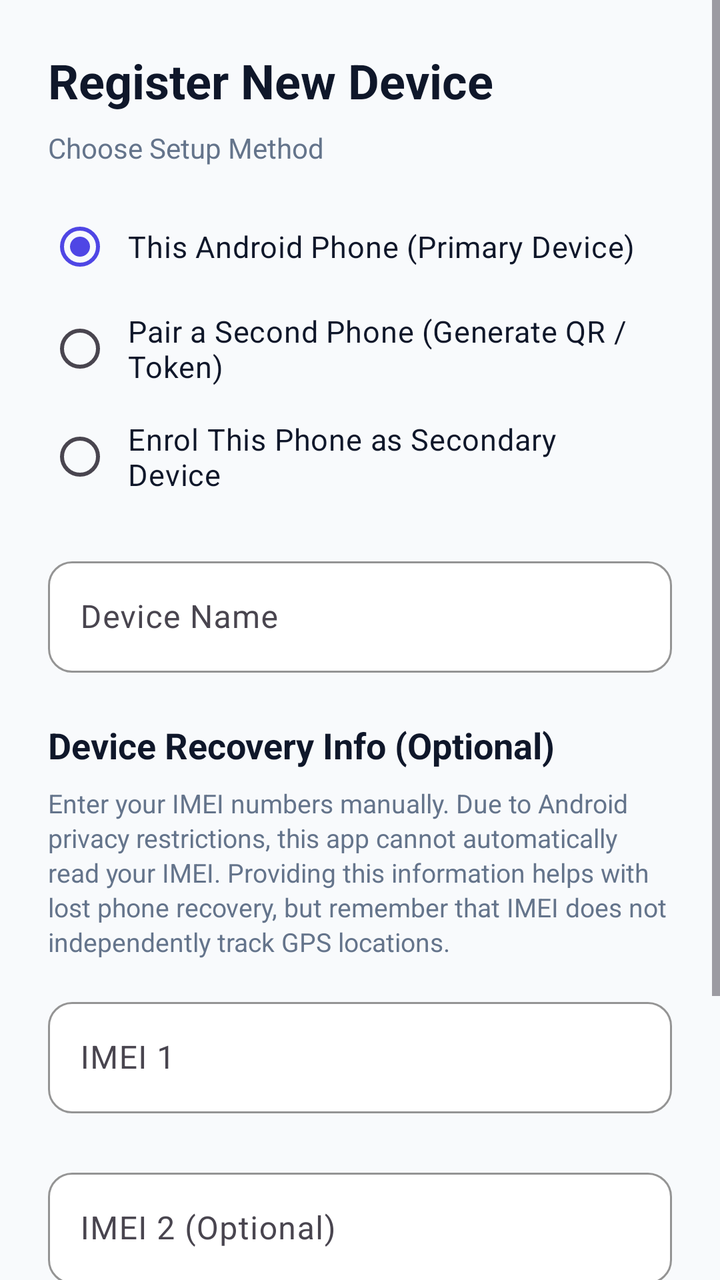
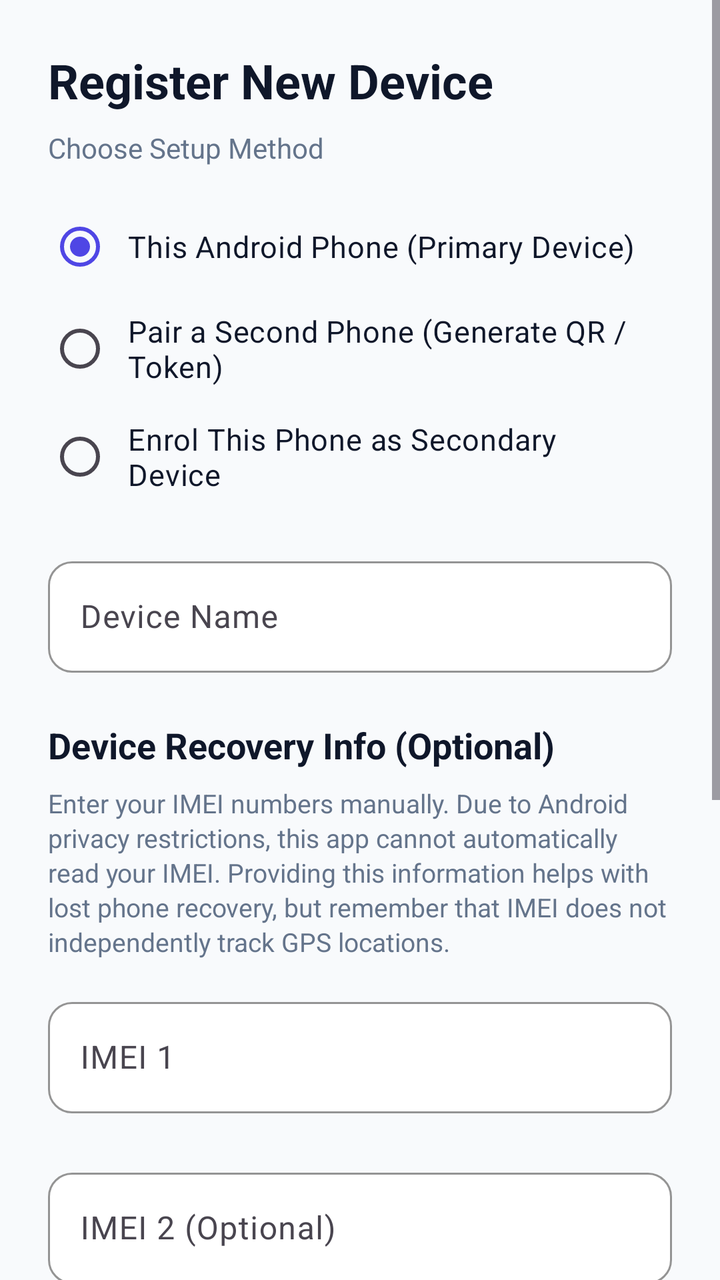

Two renders of the same Android screen: before a commit and after it. Below are the layout's source before the change and the commit's diff.
<!-- AndroidManifest.xml: application theme Theme.SecureTrack -->
<!-- res/layout/activity_device_registration.xml -->
<?xml version="1.0" encoding="utf-8"?>
<ScrollView xmlns:android="http://schemas.android.com/apk/res/android"
    xmlns:app="http://schemas.android.com/apk/res-auto"
    android:layout_width="match_parent"
    android:layout_height="match_parent"
    android:background="@color/bg_app"
    android:fillViewport="true">

    <LinearLayout
        android:layout_width="match_parent"
        android:layout_height="wrap_content"
        android:orientation="vertical"
        android:padding="24dp"
        android:paddingBottom="48dp"
        android:clipToPadding="false">

        <TextView
            android:layout_width="wrap_content"
            android:layout_height="wrap_content"
            android:text="@string/register_new_device"
            android:textColor="@color/primary_navy"
            android:textSize="24sp"
            android:textStyle="bold" />

        <TextView
            android:layout_width="wrap_content"
            android:layout_height="wrap_content"
            android:layout_marginTop="8dp"
            android:text="@string/setup_method"
            android:textColor="@color/text_secondary"
            android:textSize="14sp" />

        
        <RadioGroup
            android:id="@+id/rg_setup_method"
            android:layout_width="match_parent"
            android:layout_height="wrap_content"
            android:layout_marginTop="16dp">

            <RadioButton
                android:id="@+id/rb_this_phone"
                android:layout_width="match_parent"
                android:layout_height="wrap_content"
                android:checked="true"
                android:padding="8dp"
                android:text="@string/this_phone"
                android:textColor="@color/text_primary"
                android:textSize="15sp" />

            <RadioButton
                android:id="@+id/rb_generate_invitation"
                android:layout_width="match_parent"
                android:layout_height="wrap_content"
                android:padding="8dp"
                android:text="@string/pair_second_phone"
                android:textColor="@color/text_primary"
                android:textSize="15sp" />

            <RadioButton
                android:id="@+id/rb_enrol_device"
                android:layout_width="match_parent"
                android:layout_height="wrap_content"
                android:padding="8dp"
                android:text="@string/enrol_as_secondary"
                android:textColor="@color/text_primary"
                android:textSize="15sp" />
        </RadioGroup>

        
        <LinearLayout
            android:id="@+id/layout_primary_registration"
            android:layout_width="match_parent"
            android:layout_height="wrap_content"
            android:orientation="vertical"
            android:visibility="visible">

            <com.google.android.material.textfield.TextInputLayout
                android:id="@+id/til_device_name"
                android:layout_width="match_parent"
                android:layout_height="wrap_content"
                android:layout_marginTop="20dp"
                android:hint="@string/device_name"
                app:boxBackgroundColor="@color/input_bg"
                app:boxBackgroundMode="outline"
                app:hintTextColor="@color/input_label"
                app:boxCornerRadiusBottomEnd="12dp"
                app:boxCornerRadiusBottomStart="12dp"
                app:boxCornerRadiusTopEnd="12dp"
                app:boxCornerRadiusTopStart="12dp">

                <com.google.android.material.textfield.TextInputEditText
                    android:id="@+id/et_device_name"
                    android:layout_width="match_parent"
                    android:layout_height="wrap_content"
                    android:textColor="@color/input_text"
                    android:textColorHint="@color/input_hint"
                    android:textCursorDrawable="@null" />
            </com.google.android.material.textfield.TextInputLayout>

            <TextView
                android:layout_width="match_parent"
                android:layout_height="wrap_content"
                android:layout_marginTop="24dp"
                android:text="@string/recovery_info_title"
                android:textColor="@color/primary_navy"
                android:textSize="18sp"
                android:textStyle="bold" />

            <TextView
                android:layout_width="match_parent"
                android:layout_height="wrap_content"
                android:layout_marginTop="8dp"
                android:text="@string/recovery_info_desc"
                android:textColor="@color/text_secondary"
                android:textSize="13sp"
                android:lineSpacingExtra="2dp" />

            <com.google.android.material.textfield.TextInputLayout
                android:id="@+id/til_imei1"
                android:layout_width="match_parent"
                android:layout_height="wrap_content"
                android:layout_marginTop="16dp"
                android:hint="@string/imei1_hint"
                app:errorEnabled="true"
                app:boxBackgroundColor="@color/input_bg"
                app:boxBackgroundMode="outline"
                app:hintTextColor="@color/input_label"
                app:boxCornerRadiusBottomEnd="12dp"
                app:boxCornerRadiusBottomStart="12dp"
                app:boxCornerRadiusTopEnd="12dp"
                app:boxCornerRadiusTopStart="12dp">
                <com.google.android.material.textfield.TextInputEditText
                    android:id="@+id/et_imei1"
                    android:layout_width="match_parent"
                    android:layout_height="wrap_content"
                    android:inputType="number"
                    android:imeOptions="actionNext"
                    android:maxLength="15"
                    android:textColor="@color/input_text"
                    android:textColorHint="@color/input_hint"
                    android:textCursorDrawable="@null" />
            </com.google.android.material.textfield.TextInputLayout>

            <com.google.android.material.textfield.TextInputLayout
                android:id="@+id/til_imei2"
                android:layout_width="match_parent"
                android:layout_height="wrap_content"
                android:layout_marginTop="4dp"
                android:hint="@string/imei2_hint"
                app:errorEnabled="true"
                app:boxBackgroundColor="@color/input_bg"
                app:boxBackgroundMode="outline"
                app:hintTextColor="@color/input_label"
                app:boxCornerRadiusBottomEnd="12dp"
                app:boxCornerRadiusBottomStart="12dp"
                app:boxCornerRadiusTopEnd="12dp"
                app:boxCornerRadiusTopStart="12dp">
                <com.google.android.material.textfield.TextInputEditText
                    android:id="@+id/et_imei2"
                    android:layout_width="match_parent"
                    android:layout_height="wrap_content"
                    android:inputType="number"
                    android:imeOptions="actionDone"
                    android:maxLength="15"
                    android:textColor="@color/input_text"
                    android:textColorHint="@color/input_hint"
                    android:textCursorDrawable="@null" />
            </com.google.android.material.textfield.TextInputLayout>

            <CheckBox
                android:id="@+id/cb_imei_consent"
                android:layout_width="match_parent"
                android:layout_height="wrap_content"
                android:layout_marginTop="8dp"
                android:minHeight="48dp"
                android:text="@string/imei_consent_text"
                android:textColor="@color/text_secondary"
                android:textSize="13sp" />

            <Button
                android:id="@+id/btn_complete_registration"
                android:layout_width="match_parent"
                android:layout_height="56dp"
                android:layout_marginTop="24dp"
                android:background="@drawable/bg_primary_button"
                android:text="@string/complete_registration"
                android:textColor="@color/white"
                android:textSize="16sp"
                android:textStyle="bold"
                app:backgroundTint="@null" />
        </LinearLayout>

        
        <LinearLayout
            android:id="@+id/layout_generate_invitation"
            android:layout_width="match_parent"
            android:layout_height="wrap_content"
            android:orientation="vertical"
            android:visibility="gone">

            <Button
                android:id="@+id/btn_create_invitation"
                android:layout_width="match_parent"
                android:layout_height="52dp"
                android:layout_marginTop="16dp"
                android:background="@drawable/bg_primary_button"
                android:text="Generate 256-Bit Invitation"
                android:textColor="@color/white"
                android:textStyle="bold"
                app:backgroundTint="@null" />

            
            <LinearLayout
                android:id="@+id/card_invitation_display"
                android:layout_width="match_parent"
                android:layout_height="wrap_content"
                android:layout_marginTop="16dp"
                android:orientation="vertical"
                android:padding="16dp"
                android:background="@color/card_bg"
                android:visibility="gone">

                <TextView
                    android:id="@+id/tv_countdown"
                    android:layout_width="match_parent"
                    android:layout_height="wrap_content"
                    android:text="Invitation expires in: 10:00"
                    android:textColor="@color/primary_navy"
                    android:textSize="13sp"
                    android:textStyle="bold"
                    android:gravity="center" />

                <ImageView
                    android:id="@+id/iv_qr_code"
                    android:layout_width="220dp"
                    android:layout_height="220dp"
                    android:layout_gravity="center_horizontal"
                    android:layout_marginTop="12dp"
                    android:contentDescription="Pairing QR Code" />

                <TextView
                    android:layout_width="match_parent"
                    android:layout_height="wrap_content"
                    android:layout_marginTop="12dp"
                    android:text="256-Bit Pairing Token (Manual Entry):"
                    android:textColor="@color/text_secondary"
                    android:textSize="12sp"
                    android:textStyle="bold" />

                <TextView
                    android:id="@+id/tv_pairing_token"
                    android:layout_width="match_parent"
                    android:layout_height="wrap_content"
                    android:layout_marginTop="4dp"
                    android:padding="8dp"
                    android:background="@color/input_bg"
                    android:fontFamily="monospace"
                    android:textColor="@color/primary_navy"
                    android:textSize="11sp"
                    android:textIsSelectable="true" />

                <Button
                    android:id="@+id/btn_copy_token"
                    android:layout_width="wrap_content"
                    android:layout_height="wrap_content"
                    android:layout_gravity="center_horizontal"
                    android:layout_marginTop="8dp"
                    android:background="@drawable/bg_secondary_button"
                    android:text="@string/copy_token"
                    android:textColor="@color/primary_blue"
                    app:backgroundTint="@null" />

                
                <LinearLayout
                    android:id="@+id/layout_pending_approval"
                    android:layout_width="match_parent"
                    android:layout_height="wrap_content"
                    android:layout_marginTop="16dp"
                    android:orientation="vertical"
                    android:padding="12dp"
                    android:background="@color/bg_app"
                    android:visibility="gone">

                    <TextView
                        android:layout_width="wrap_content"
                        android:layout_height="wrap_content"
                        android:text="New Device Pairing Request!"
                        android:textColor="@color/primary_navy"
                        android:textSize="14sp"
                        android:textStyle="bold" />

                    <TextView
                        android:id="@+id/tv_pending_device_info"
                        android:layout_width="match_parent"
                        android:layout_height="wrap_content"
                        android:layout_marginTop="4dp"
                        android:textColor="@color/text_primary"
                        android:textSize="13sp" />

                    <LinearLayout
                        android:layout_width="match_parent"
                        android:layout_height="wrap_content"
                        android:layout_marginTop="8dp"
                        android:orientation="horizontal">

                        <Button
                            android:id="@+id/btn_approve_device"
                            android:layout_width="0dp"
                            android:layout_height="44dp"
                            android:layout_weight="1"
                            android:layout_marginEnd="4dp"
                            android:background="@drawable/bg_primary_button"
                            android:text="@string/approve_device"
                            android:textColor="@color/white"
                            app:backgroundTint="@null" />

                        <Button
                            android:id="@+id/btn_reject_device"
                            android:layout_width="0dp"
                            android:layout_height="44dp"
                            android:layout_weight="1"
                            android:layout_marginStart="4dp"
                            android:background="@drawable/bg_secondary_button"
                            android:text="@string/reject_device"
                            android:textColor="@color/primary_blue"
                            app:backgroundTint="@null" />
                    </LinearLayout>
                </LinearLayout>
            </LinearLayout>
        </LinearLayout>

        
        <LinearLayout
            android:id="@+id/layout_enrol_secondary"
            android:layout_width="match_parent"
            android:layout_height="wrap_content"
            android:orientation="vertical"
            android:visibility="gone">

            <Button
                android:id="@+id/btn_scan_qr"
                android:layout_width="match_parent"
                android:layout_height="52dp"
                android:layout_marginTop="16dp"
                android:background="@drawable/bg_secondary_button"
                android:text="@string/scan_qr_code"
                android:textColor="@color/primary_blue"
                android:textStyle="bold"
                app:backgroundTint="@null" />

            <TextView
                android:layout_width="match_parent"
                android:layout_height="wrap_content"
                android:layout_marginTop="16dp"
                android:gravity="center"
                android:text="— OR ENTER TOKEN MANUALLY —"
                android:textColor="@color/text_secondary"
                android:textSize="12sp"
                android:textStyle="bold" />

            <com.google.android.material.textfield.TextInputLayout
                android:id="@+id/til_secondary_device_name"
                android:layout_width="match_parent"
                android:layout_height="wrap_content"
                android:layout_marginTop="12dp"
                android:hint="@string/device_name"
                app:boxBackgroundColor="@color/input_bg"
                app:boxBackgroundMode="outline"
                app:hintTextColor="@color/input_label"
                app:boxCornerRadiusBottomEnd="12dp"
                app:boxCornerRadiusBottomStart="12dp"
                app:boxCornerRadiusTopEnd="12dp"
                app:boxCornerRadiusTopStart="12dp">

                <com.google.android.material.textfield.TextInputEditText
                    android:id="@+id/et_secondary_device_name"
                    android:layout_width="match_parent"
                    android:layout_height="wrap_content"
                    android:textColor="@color/input_text"
                    android:textColorHint="@color/input_hint"
                    android:textCursorDrawable="@null" />
            </com.google.android.material.textfield.TextInputLayout>

            <com.google.android.material.textfield.TextInputLayout
                android:id="@+id/til_manual_token"
                android:layout_width="match_parent"
                android:layout_height="wrap_content"
                android:layout_marginTop="12dp"
                android:hint="@string/pair_token_hint"
                app:boxBackgroundColor="@color/input_bg"
                app:boxBackgroundMode="outline"
                app:hintTextColor="@color/input_label"
                app:boxCornerRadiusBottomEnd="12dp"
                app:boxCornerRadiusBottomStart="12dp"
                app:boxCornerRadiusTopEnd="12dp"
                app:boxCornerRadiusTopStart="12dp">

                <com.google.android.material.textfield.TextInputEditText
                    android:id="@+id/et_manual_token"
                    android:layout_width="match_parent"
                    android:layout_height="wrap_content"
                    android:fontFamily="monospace"
                    android:lines="2"
                    android:textColor="@color/input_text"
                    android:textColorHint="@color/input_hint"
                    android:textSize="12sp" />
            </com.google.android.material.textfield.TextInputLayout>

            <Button
                android:id="@+id/btn_submit_claim"
                android:layout_width="match_parent"
                android:layout_height="56dp"
                android:layout_marginTop="16dp"
                android:background="@drawable/bg_primary_button"
                android:text="Submit Pairing Claim"
                android:textColor="@color/white"
                android:textSize="16sp"
                android:textStyle="bold"
                app:backgroundTint="@null" />

            
            <LinearLayout
                android:id="@+id/layout_claim_progress"
                android:layout_width="match_parent"
                android:layout_height="wrap_content"
                android:layout_marginTop="16dp"
                android:orientation="horizontal"
                android:gravity="center"
                android:padding="12dp"
                android:background="@color/card_bg"
                android:visibility="gone">

                <ProgressBar
                    android:layout_width="24dp"
                    android:layout_height="24dp"
                    android:layout_marginEnd="8dp" />

                <TextView
                    android:id="@+id/tv_claim_status"
                    android:layout_width="wrap_content"
                    android:layout_height="wrap_content"
                    android:text="@string/waiting_owner_approval"
                    android:textColor="@color/primary_navy"
                    android:textSize="13sp"
                    android:textStyle="bold" />
            </LinearLayout>
        </LinearLayout>

    </LinearLayout>
</ScrollView>
<!-- resources referenced by this layout -->
<resources>
  <color name="bg_app">#F8FAFC</color>
  <color name="card_bg">#FFFFFF</color>
  <color name="input_bg">#FFFFFF</color>
  <color name="input_hint">#94A3B8</color>
  <color name="input_label">#475569</color>
  <color name="input_text">#0F172A</color>
  <color name="primary_blue">#4F46E5</color>
  <color name="primary_navy">#0F172A</color>
  <color name="text_primary">#0F172A</color>
  <color name="text_secondary">#64748B</color>
  <color name="white">#FFFFFFFF</color>
  <!-- drawable bg_secondary_button (drawable) -->
  <?xml version="1.0" encoding="utf-8"?>
  <ripple xmlns:android="http://schemas.android.com/apk/res/android"
      android:color="?attr/colorControlHighlight">
      <item>
          <shape android:shape="rectangle">
              <solid android:color="@color/secondary_surface" />
              <corners android:radius="14dp" />
              <stroke
                  android:width="1dp"
                  android:color="@color/border_color" />
          </shape>
      </item>
  </ripple>
  <string name="approve_device">Approve Device</string>
  <string name="complete_registration">Complete Registration</string>
  <string name="copy_token">Copy Token</string>
  <string name="device_name">Device Name</string>
  <string name="enrol_as_secondary">Enrol This Phone as Secondary Device</string>
  <string name="imei1_hint">IMEI 1</string>
  <string name="imei2_hint">IMEI 2 (Optional)</string>
  <string name="imei_consent_text">I explicitly consent to storing my IMEI numbers securely for potential device recovery purposes.</string>
  <string name="pair_second_phone">Pair a Second Phone (Generate QR / Token)</string>
  <string name="pair_token_hint">256-Bit Pairing Token</string>
  <string name="recovery_info_desc">Enter your IMEI numbers manually. Due to Android privacy restrictions, this app cannot automatically read your IMEI. Providing this information helps with lost phone recovery, but remember that IMEI does not independently track GPS locations.</string>
  <string name="recovery_info_title">Device Recovery Info (Optional)</string>
  <string name="register_new_device">Register New Device</string>
  <string name="reject_device">Reject Device</string>
  <string name="scan_qr_code">Scan Pairing QR Code</string>
  <string name="setup_method">Choose Setup Method</string>
  <string name="this_phone">This Android Phone (Primary Device)</string>
  <string name="waiting_owner_approval">Claim submitted. Waiting for owner approval…</string>
  <style name="Theme.SecureTrack" parent="Base.Theme.SecureTrack" />
  <color name="secondary_surface">#F1F5F9</color>
  <color name="border_color">#E2E8F0</color>
  <color name="electric_blue">#4F46E5</color>
  <color name="light_blue">#EEF2FF</color>
  <color name="electric_violet">#7C3AED</color>
  <style name="Widget.SecureTrack.EditText" parent="Widget.AppCompat.EditText">
          <item name="android:textColor">@color/input_text</item>
          <item name="android:textColorHint">@color/input_hint</item>
          <item name="android:textCursorDrawable">@null</item>
          <item name="android:textSize">15sp</item>
      </style>
  <color name="input_focus_border">#4F46E5</color>
  <!-- unchanged entries left out for length: 3 -->
</resources>

<!-- the commit's change to res/layout/activity_device_registration.xml (unified diff, before → after) -->
@@ -176,6 +176,44 @@
                 android:text="@string/imei_consent_text"
                 android:textColor="@color/text_secondary"
                 android:textSize="13sp" />
+
+            
+            <LinearLayout
+                android:layout_width="match_parent"
+                android:layout_height="wrap_content"
+                android:layout_marginTop="14dp"
+                android:background="@color/card_bg"
+                android:orientation="vertical"
+                android:padding="14dp">
+
+                <TextView
+                    android:layout_width="match_parent"
+                    android:layout_height="wrap_content"
+                    android:text="@string/enrolment_consent_title"
+                    android:textColor="@color/primary_navy"
+                    android:textSize="14sp"
+                    android:textStyle="bold" />
+
+                <TextView
+                    android:layout_width="match_parent"
+                    android:layout_height="wrap_content"
+                    android:layout_marginTop="4dp"
+                    android:lineSpacingExtra="2dp"
+                    android:text="@string/enrolment_consent_desc"
+                    android:textColor="@color/text_secondary"
+                    android:textSize="12sp" />
+
+                <CheckBox
+                    android:id="@+id/cb_primary_enrolment_consent"
+                    android:layout_width="match_parent"
+                    android:layout_height="wrap_content"
+                    android:layout_marginTop="8dp"
+                    android:minHeight="48dp"
+                    android:text="@string/enrolment_consent_checkbox"
+                    android:textColor="@color/text_primary"
+                    android:textSize="12sp"
+                    android:textStyle="bold" />
+            </LinearLayout>
 
             <Button
                 android:id="@+id/btn_complete_registration"
@@ -406,6 +444,44 @@
                     android:textSize="12sp" />
             </com.google.android.material.textfield.TextInputLayout>
 
+            
+            <LinearLayout
+                android:layout_width="match_parent"
+                android:layout_height="wrap_content"
+                android:layout_marginTop="16dp"
+                android:background="@color/card_bg"
+                android:orientation="vertical"
+                android:padding="14dp">
+
+                <TextView
+                    android:layout_width="match_parent"
+                    android:layout_height="wrap_content"
+                    android:text="@string/enrolment_consent_title"
+                    android:textColor="@color/primary_navy"
+                    android:textSize="14sp"
+                    android:textStyle="bold" />
+
+                <TextView
+                    android:layout_width="match_parent"
+                    android:layout_height="wrap_content"
+                    android:layout_marginTop="4dp"
+                    android:lineSpacingExtra="2dp"
+                    android:text="@string/enrolment_consent_desc"
+                    android:textColor="@color/text_secondary"
+                    android:textSize="12sp" />
+
+                <CheckBox
+                    android:id="@+id/cb_secondary_enrolment_consent"
+                    android:layout_width="match_parent"
+                    android:layout_height="wrap_content"
+                    android:layout_marginTop="8dp"
+                    android:minHeight="48dp"
+                    android:text="@string/enrolment_consent_checkbox"
+                    android:textColor="@color/text_primary"
+                    android:textSize="12sp"
+                    android:textStyle="bold" />
+            </LinearLayout>
+
             <Button
                 android:id="@+id/btn_submit_claim"
                 android:layout_width="match_parent"
<!-- resource entries referenced after the edit -->
@@ -30,6 +30,9 @@
   <string name="copy_token">Copy Token</string>
   <string name="device_name">Device Name</string>
   <string name="enrol_as_secondary">Enrol This Phone as Secondary Device</string>
+  <string name="enrolment_consent_checkbox">I explicitly consent to enrolling this phone for security tracking under this account.</string>
+  <string name="enrolment_consent_desc">Enrolling this device grants the account owner visibility into real-time GPS location, battery levels, network status, and remote anti-theft commands (Lock, Alarm, Locate). Covert or unconsented tracking is strictly prohibited.</string>
+  <string name="enrolment_consent_title">Device Enrolment &amp; Tracking Consent</string>
   <string name="imei1_hint">IMEI 1</string>
   <string name="imei2_hint">IMEI 2 (Optional)</string>
   <string name="imei_consent_text">I explicitly consent to storing my IMEI numbers securely for potential device recovery purposes.</string>
